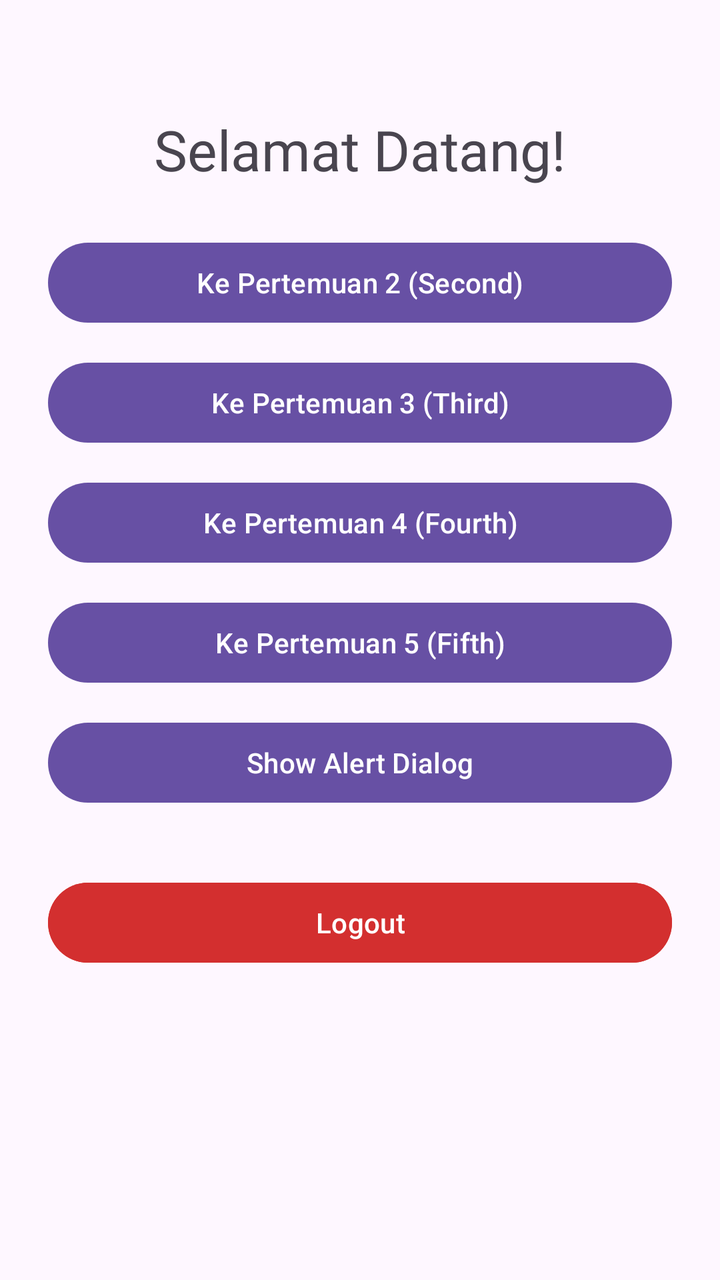
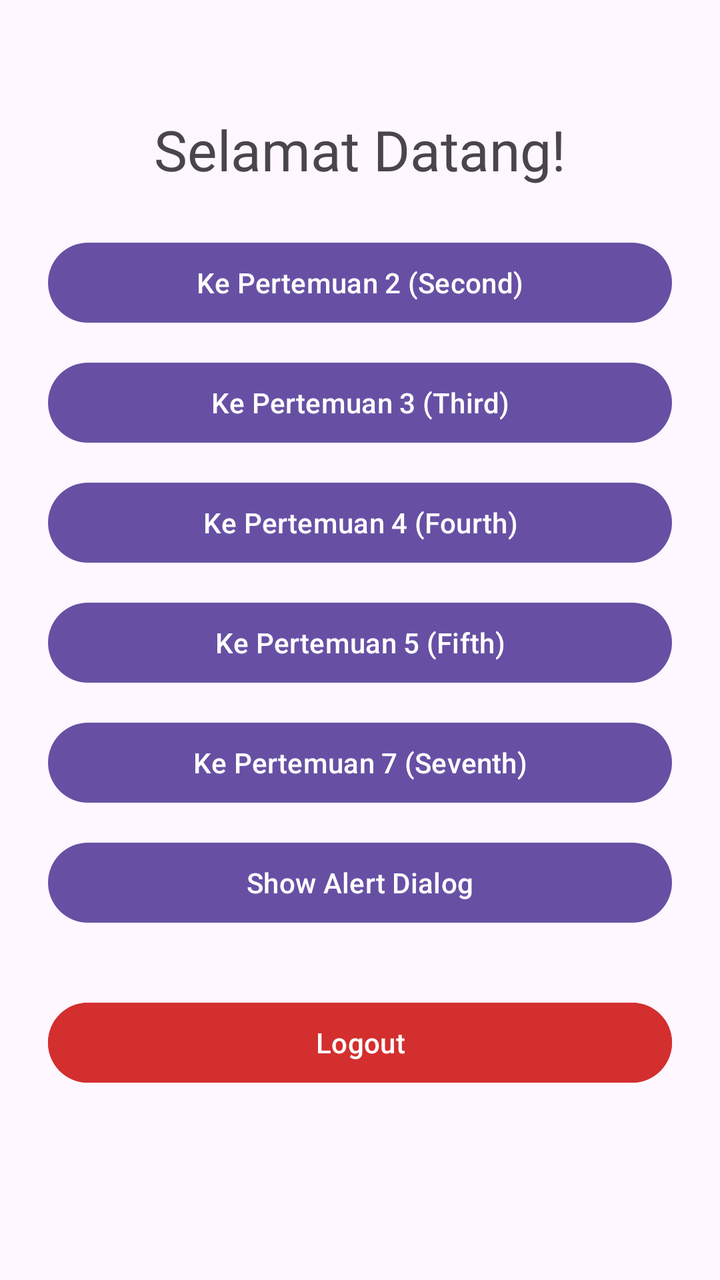

The first picture is an Android layout as it rendered before a commit; the second is the same layout after the commit. The layout source and the unified diff follow.
<!-- AndroidManifest.xml: application theme Theme.Proxima_Centauri_B_Owen_3TIE -->
<!-- res/layout/activity_main.xml -->
<?xml version="1.0" encoding="utf-8"?>
<LinearLayout xmlns:android="http://schemas.android.com/apk/res/android"
    xmlns:app="http://schemas.android.com/apk/res-auto"
    xmlns:tools="http://schemas.android.com/tools"
    android:id="@+id/main"
    android:layout_width="match_parent"
    android:layout_height="match_parent"
    android:orientation="vertical"
    android:padding="24dp"
    android:gravity="center_horizontal"
    tools:context=".MainActivity">

    <TextView
        android:id="@+id/tvWelcome"
        android:layout_width="wrap_content"
        android:layout_height="wrap_content"
        android:layout_marginTop="32dp"
        android:fontFamily="@font/bebasneue_regular"
        android:text="Selamat Datang!"
        android:textSize="28sp" />

    <Button
        android:id="@+id/btnToSecond"
        android:layout_width="match_parent"
        android:layout_height="wrap_content"
        android:layout_marginTop="24dp"
        android:text="Ke Pertemuan 2 (Second)" />

    <Button
        android:id="@+id/btnToThird"
        android:layout_width="match_parent"
        android:layout_height="wrap_content"
        android:layout_marginTop="12dp"
        android:text="Ke Pertemuan 3 (Third)" />

    <Button
        android:id="@+id/btnToFourth"
        android:layout_width="match_parent"
        android:layout_height="wrap_content"
        android:layout_marginTop="12dp"
        android:text="Ke Pertemuan 4 (Fourth)" />

    <Button
        android:id="@+id/btnToFifth"
        android:layout_width="match_parent"
        android:layout_height="wrap_content"
        android:layout_marginTop="12dp"
        android:text="Ke Pertemuan 5 (Fifth)" />

    <Button
        android:id="@+id/btnShowAlertDialog"
        android:layout_width="match_parent"
        android:layout_height="wrap_content"
        android:layout_marginTop="12dp"
        android:text="Show Alert Dialog" />

    <Button
        android:id="@+id/btnLogout"
        android:layout_width="match_parent"
        android:layout_height="wrap_content"
        android:layout_marginTop="32dp"
        android:backgroundTint="#D32F2F"
        android:text="Logout" />

</LinearLayout>
<!-- resources referenced by this layout -->
<resources>
  <style name="Theme.Proxima_Centauri_B_Owen_3TIE" parent="Base.Theme.Proxima_Centauri_B_Owen_3TIE" />
  <style name="Base.Theme.Proxima_Centauri_B_Owen_3TIE" parent="Theme.Material3.DayNight.NoActionBar">
          
          
      </style>
</resources>

<!-- the commit's change to res/layout/activity_main.xml (unified diff, before → after) -->
@@ -48,6 +48,13 @@
         android:text="Ke Pertemuan 5 (Fifth)" />
 
     <Button
+        android:id="@+id/btnToSeventh"
+        android:layout_width="match_parent"
+        android:layout_height="wrap_content"
+        android:layout_marginTop="12dp"
+        android:text="Ke Pertemuan 7 (Seventh)" />
+
+    <Button
         android:id="@+id/btnShowAlertDialog"
         android:layout_width="match_parent"
         android:layout_height="wrap_content"
